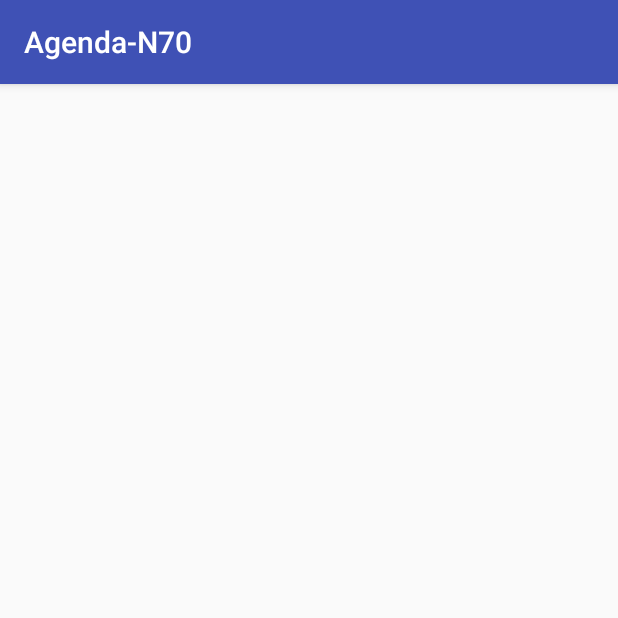
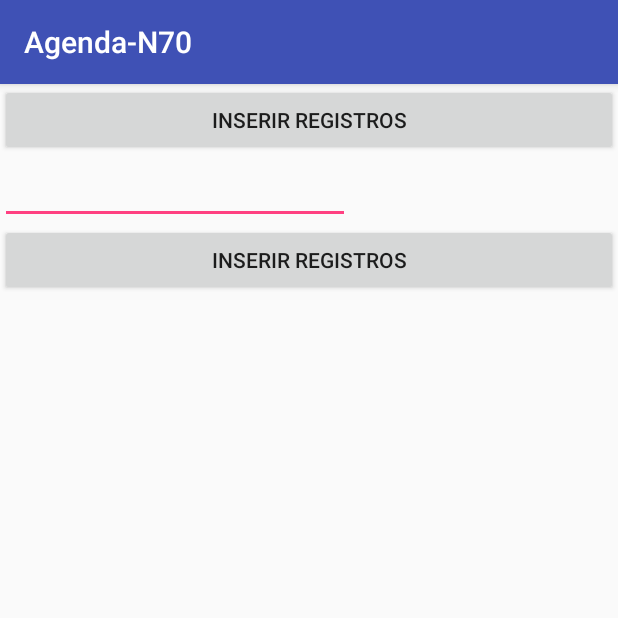
Before and after one commit to kelvinkz/krdcer70, an Android app: the screen it shows after launch (ListEventActivity), after a tap on an icon or button, on a phone screen of 412 x 824 dp, the top half of it. Run offline under Robolectric (Android 15) with nearby library versions, the phone set to English and light mode, and no system bars; 4 statements that could not run were skipped.

Commit message:
list view / interacao com banco

```diff
--- a/AgendaN70/app/src/main/java/com/engenharia/agendan70/ListEventActivity.java
+++ b/AgendaN70/app/src/main/java/com/engenharia/agendan70/ListEventActivity.java
@@ -3,7 +3,9 @@ package com.engenharia.agendan70;
 import android.database.Cursor;
 import android.support.v7.app.AppCompatActivity;
 import android.os.Bundle;
+import android.view.View;
 import android.widget.CursorAdapter;
+import android.widget.EditText;
 import android.widget.ListView;
 import android.widget.SimpleCursorAdapter;
 
@@ -11,8 +13,9 @@ public class ListEventActivity extends AppCompatActivity {
 
     private ListView listView;
     private CursorAdapter dataSource;
-    private static final String campos[] = {"ID", "DESCRICAO"};
+    private static final String campos[] = {"DESCRICAO", "_id"};
     Cursor cursor;
+    private EditText descricao;
 
     @Override
     protected void onCreate(Bundle savedInstanceState) {
@@ -20,15 +23,32 @@ public class ListEventActivity extends AppCompatActivity {
         setContentView(R.layout.activity_list_event);
 
         listView = (ListView) findViewById(R.id.listView1);
+        descricao = (EditText) findViewById(R.id.descricao);
 
         AcessoBanco.getInstance(this).open();
-        cursor = AcessoBanco.getInstance(this).selectEvento(1L);
+        cursor = AcessoBanco.getInstance(this).selectEvento(0);
         AcessoBanco.getInstance(this).close();
 
+        int i = cursor.getCount();
         //cria cursor que será exibido na tela, nele serão exibidos
         //todos os contatos cadastrados
-       dataSource = new SimpleCursorAdapter(this, R.layout.formulario, cursor, campos, new int[] { R.id.campoId, R.id.campoDescricao});
+       dataSource = new SimpleCursorAdapter(this, R.layout.formulario, cursor, campos, new int[] {R.id.campoDescricao});
         //relaciona o dataSource ao próprio listview
        listView.setAdapter(dataSource);
     }
+
+    public void btnInserir(View view) {
+
+        AcessoBanco.getInstance(this).open();
+        AcessoBanco.getInstance(this).insertEvento(descricao.getText().toString());
+        descricao.setText("");
+        AcessoBanco.getInstance(this).close();
+    }
+
+    public void btnApagar(View view) {
+
+        AcessoBanco.getInstance(this).open();
+        AcessoBanco.getInstance(this).deleteEvento();
+        AcessoBanco.getInstance(this).close();
+    }
 }
--- a/AgendaN70/app/src/main/res/layout/activity_list_event.xml
+++ b/AgendaN70/app/src/main/res/layout/activity_list_event.xml
@@ -1,17 +1,33 @@
 <?xml version="1.0" encoding="utf-8"?>
-<RelativeLayout xmlns:android="http://schemas.android.com/apk/res/android"
+<LinearLayout xmlns:android="http://schemas.android.com/apk/res/android"
     xmlns:tools="http://schemas.android.com/tools"
     android:layout_width="match_parent"
     android:layout_height="match_parent"
-    android:paddingBottom="@dimen/activity_vertical_margin"
-    android:paddingLeft="@dimen/activity_horizontal_margin"
-    android:paddingRight="@dimen/activity_horizontal_margin"
-    android:paddingTop="@dimen/activity_vertical_margin"
+    android:orientation="vertical"
     tools:context="com.engenharia.agendan70.ListEventActivity">
+
+    <Button
+        android:id="@+id/btnInserir"
+        android:layout_width="fill_parent"
+        android:layout_height="wrap_content"
+        android:text="Inserir registros"
+        android:onClick="btnInserir"/>
+
+    <EditText
+        android:layout_width="350px"
+        android:layout_height="wrap_content"
+        android:id="@+id/descricao"/>
+
+    <Button
+        android:id="@+id/btnApagar"
+        android:layout_width="fill_parent"
+        android:layout_height="wrap_content"
+        android:text="Inserir registros"
+        android:onClick="btnApagar"/>
 
     <ListView
         android:id="@+id/listView1"
         android:layout_width="fill_parent"
         android:layout_height="wrap_content" >
     </ListView>
-</RelativeLayout>
+</LinearLayout>
```
Also changed, not shown: AgendaN70/app/src/main/java/com/engenharia/agendan70/AcessoBanco.java (+8 -1 lines), AgendaN70/app/src/main/res/layout/formulario.xml (+1 -11 lines).
